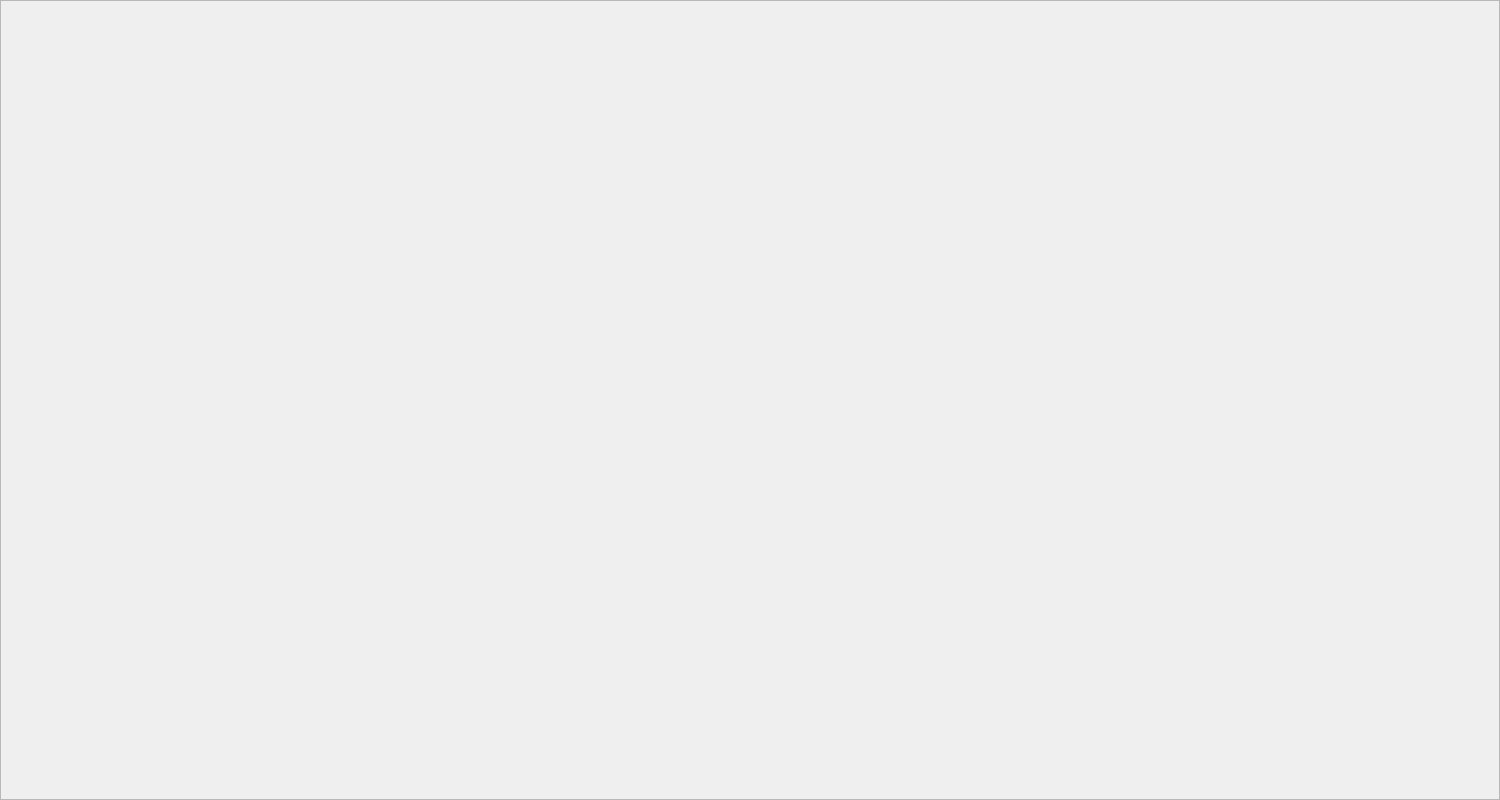
First picture: the form in BookClubProject/Users/cartwindow.ui, repository mohammadshirizadeh-sudo/book-club, before the edit.
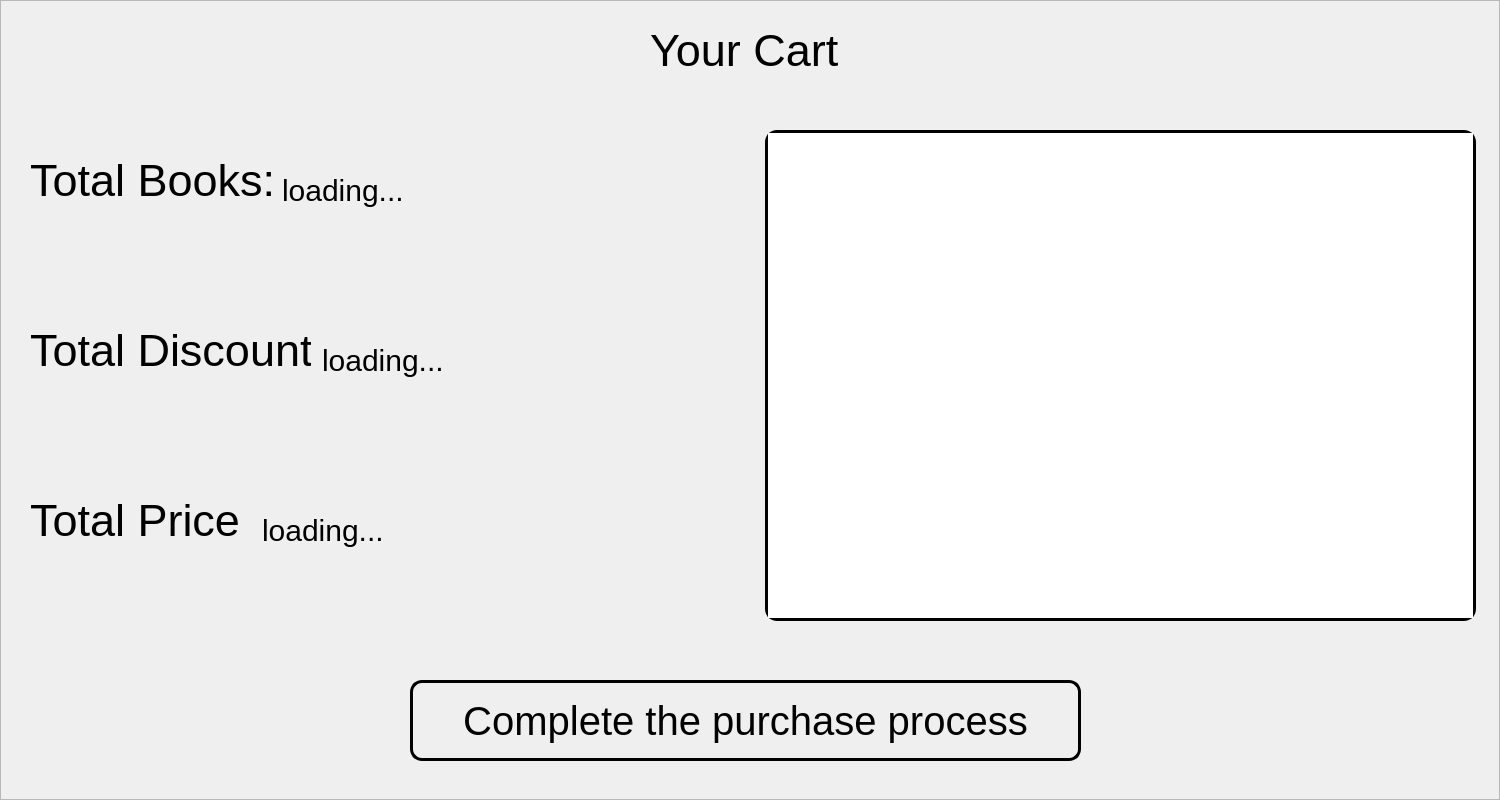
Second picture: the form after the edit. Icons and pictures are not drawn.

```diff
--- a/BookClubProject/Users/cartwindow.ui
+++ b/BookClubProject/Users/cartwindow.ui
@@ -31,6 +31,191 @@
    <property name="frameShadow">
     <enum>QFrame::Shadow::Raised</enum>
    </property>
+   <widget class="QLabel" name="label">
+    <property name="geometry">
+     <rect>
+      <x>650</x>
+      <y>20</y>
+      <width>191</width>
+      <height>61</height>
+     </rect>
+    </property>
+    <property name="styleSheet">
+     <string notr="true">background: transparent;
+border: none;
+font: 700 9pt &quot;Script MT Bold&quot;;
+font-size: 45px;
+color: rgb(0, 0, 0);
+
+</string>
+    </property>
+    <property name="text">
+     <string>Your Cart</string>
+    </property>
+   </widget>
+   <widget class="QListWidget" name="cartListWidget">
+    <property name="geometry">
+     <rect>
+      <x>765</x>
+      <y>130</y>
+      <width>711</width>
+      <height>491</height>
+     </rect>
+    </property>
+    <property name="styleSheet">
+     <string notr="true">border: 3px solid black;
+border-radius: 12px;</string>
+    </property>
+   </widget>
+   <widget class="QLabel" name="label_2">
+    <property name="geometry">
+     <rect>
+      <x>30</x>
+      <y>490</y>
+      <width>211</width>
+      <height>61</height>
+     </rect>
+    </property>
+    <property name="styleSheet">
+     <string notr="true">background: transparent;
+border: none;
+font: 700 9pt &quot;Script MT Bold&quot;;
+font-size: 45px;
+color: rgb(0, 0, 0);
+
+</string>
+    </property>
+    <property name="text">
+     <string>Total Price:</string>
+    </property>
+   </widget>
+   <widget class="QLabel" name="label_3">
+    <property name="geometry">
+     <rect>
+      <x>30</x>
+      <y>150</y>
+      <width>241</width>
+      <height>61</height>
+     </rect>
+    </property>
+    <property name="styleSheet">
+     <string notr="true">background: transparent;
+border: none;
+font: 700 9pt &quot;Script MT Bold&quot;;
+font-size: 45px;
+color: rgb(0, 0, 0);
+
+</string>
+    </property>
+    <property name="text">
+     <string>Total Books:</string>
+    </property>
+   </widget>
+   <widget class="QLabel" name="label_4">
+    <property name="geometry">
+     <rect>
+      <x>30</x>
+      <y>320</y>
+      <width>281</width>
+      <height>61</height>
+     </rect>
+    </property>
+    <property name="styleSheet">
+     <string notr="true">background: transparent;
+border: none;
+font: 700 9pt &quot;Script MT Bold&quot;;
+font-size: 45px;
+color: rgb(0, 0, 0);
+
+</string>
+    </property>
+    <property name="text">
+     <string>Total Discount:</string>
+    </property>
+   </widget>
+   <widget class="QLineEdit" name="totalBooksLineEdit">
+    <property name="geometry">
+     <rect>
+      <x>280</x>
+      <y>170</y>
+      <width>411</width>
+      <height>41</height>
+     </rect>
+    </property>
+    <property name="styleSheet">
+     <string notr="true">background: transparent;
+border: none;
+font: 700 9pt &quot;Script MT Bold&quot;;
+font-size: 30px;
+color: rgb(0, 0, 0);
+</string>
+    </property>
+    <property name="text">
+     <string>loading...</string>
+    </property>
+   </widget>
+   <widget class="QLineEdit" name="totalDiscountLineEdit">
+    <property name="geometry">
+     <rect>
+      <x>320</x>
+      <y>340</y>
+      <width>411</width>
+      <height>41</height>
+     </rect>
+    </property>
+    <property name="styleSheet">
+     <string notr="true">background: transparent;
+border: none;
+font: 700 9pt &quot;Script MT Bold&quot;;
+font-size: 30px;
+color: rgb(0, 0, 0);
+</string>
+    </property>
+    <property name="text">
+     <string>loading...</string>
+    </property>
+   </widget>
+   <widget class="QLineEdit" name="totalPriceineEdit">
+    <property name="geometry">
+     <rect>
+      <x>260</x>
+      <y>510</y>
+      <width>411</width>
+      <height>41</height>
+     </rect>
+    </property>
+    <property name="styleSheet">
+     <string notr="true">background: transparent;
+border: none;
+font: 700 9pt &quot;Script MT Bold&quot;;
+font-size: 30px;
+color: rgb(0, 0, 0);
+</string>
+    </property>
+    <property name="text">
+     <string>loading...</string>
+    </property>
+   </widget>
+   <widget class="QPushButton" name="buyPushButton">
+    <property name="geometry">
+     <rect>
+      <x>410</x>
+      <y>680</y>
+      <width>671</width>
+      <height>81</height>
+     </rect>
+    </property>
+    <property name="styleSheet">
+     <string notr="true">border: 3px solid black;
+border-radius: 12px;
+color: rgb(0, 0, 0);
+font: 700 9pt &quot;Script MT&quot;;
+font-size: 40px;</string>
+    </property>
+    <property name="text">
+     <string>Complete the purchase process</string>
+    </property>
+   </widget>
   </widget>
  </widget>
  <resources/>
```
